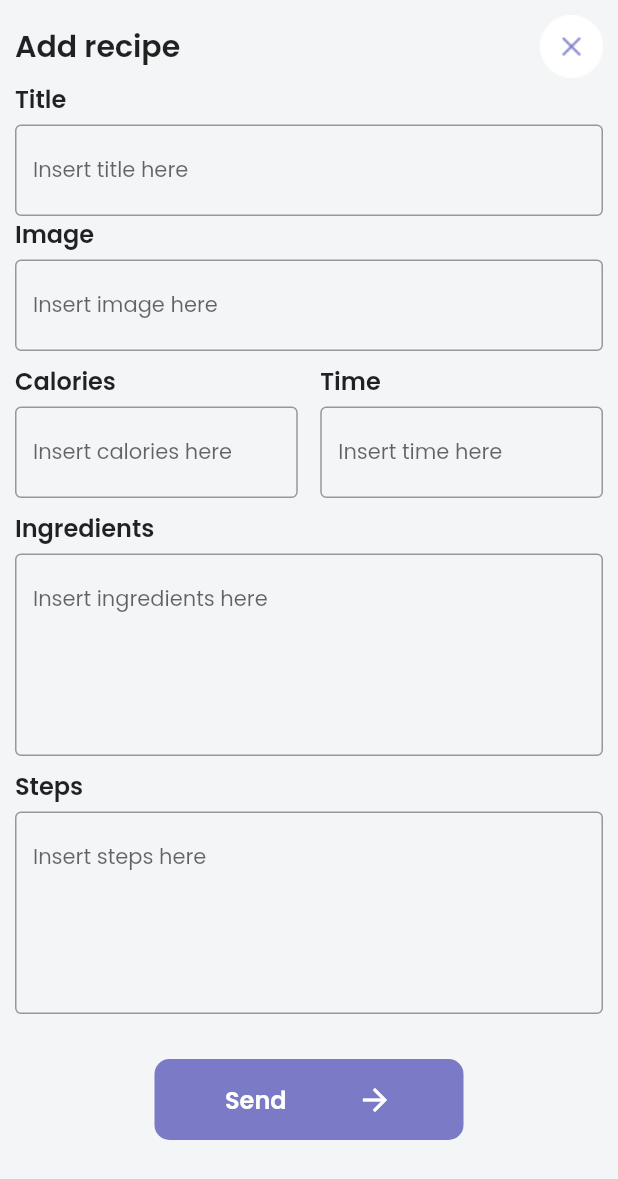
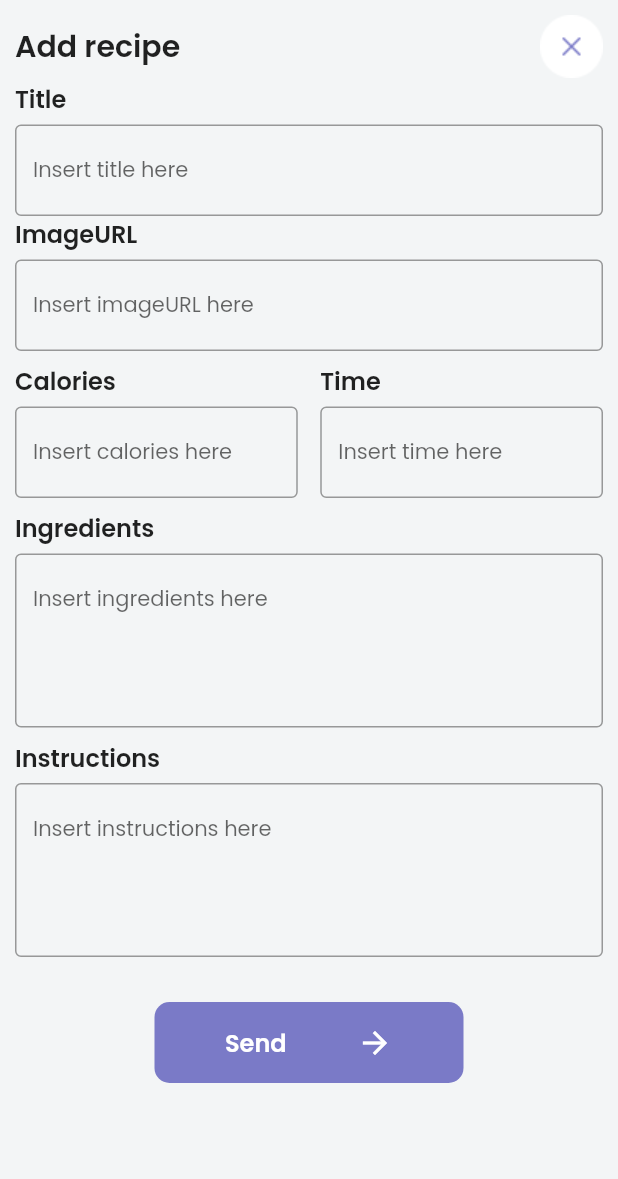
Before and after one commit to bulaciox/forVegan, a Flutter app: the AddRecipePage screen opened directly, on a phone screen of 412 x 824 dp. Shown: the top 1179 px of the screen. Run offline on Flutter 3.47's test engine with Material 2 defaults, Android fonts, the phone set to English and light mode, and no system bars; our stand-ins replace cloud_firestore, firebase_auth, firebase_core, flutter_html, share_plus, toggle_switch; accounts and stored records are empty.

Commit message:
add recipe page modified

```diff
--- a/lib/pages/add_recipe_page.dart
+++ b/lib/pages/add_recipe_page.dart
@@ -12,20 +12,44 @@ class AddRecipePage extends StatefulWidget {
 class _AddRecipePageState extends State<AddRecipePage> {
   FirebaseFirestore firestore = FirebaseFirestore.instance;
 
-  TextEditingController titleC = TextEditingController();
-  TextEditingController categoriesC = TextEditingController();
-  TextEditingController imageUrlController = TextEditingController();
-  late String title;
-  late String categories;
-  late String image;
-  late String description;
-  late String ingredients;
-  late String time;
+  final titleController = TextEditingController();
+  final imageController = TextEditingController();
+  final caloriesController = TextEditingController();
+  final timeController = TextEditingController();
+  final ingredientsController = TextEditingController();
+  final instructionsController = TextEditingController();
+
   @override
   Widget build(BuildContext context) {
     CollectionReference recipes =
-        FirebaseFirestore.instance.collection('Recipes');
+        FirebaseFirestore.instance.collection('userRecipes');
 
+    Future createRecipe(
+        {String? title,
+        String? calories,
+        String? time,
+        String? ingredients,
+        String? instructions,
+        String? image}) async {
+      final docRecipe =
+          FirebaseFirestore.instance.collection('userRecipes').doc();
+
+      final json = {
+        'title': title,
+        'calories': calories,
+        'time': time,
+        'ingredients': ingredients,
+        'instructions': instructions,
+        'image': image,
+      };
+
+      print(json);
+      await docRecipe.set(json);
+    }
+
+    ;
+
+    /*
     Future<void> addRecipes(String title, String categories, String image,
         String description, String ingredients, String time) {
       return recipes
@@ -40,6 +64,7 @@ class _AddRecipePageState extends State<AddRecipePage> {
           .then((value) => Navigator.pushNamed(context, '/'))
           .catchError((error) => print("Failed to add user: $error"));
     }
+    */
 
     return SafeArea(
       child: Scaffold(
@@ -68,8 +93,7 @@ class _AddRecipePageState extends State<AddRecipePage> {
               Text('Title', style: kTextStylAddRecipe),
               SizedBox(height: 5),
               TextField(
-                  controller: titleC,
-                  onChanged: (value) => title = value,
+                  controller: titleController,
                   decoration: InputDecoration(
                     border: OutlineInputBorder(),
                     focusedBorder: OutlineInputBorder(
@@ -78,15 +102,15 @@ class _AddRecipePageState extends State<AddRecipePage> {
                     hintStyle: kTextStyleTextField,
                   ),
                   keyboardType: TextInputType.text),
-              Text('Image', style: kTextStylAddRecipe),
+              Text('ImageURL', style: kTextStylAddRecipe),
               SizedBox(height: 5),
               TextField(
-                  onChanged: (value) => image = value,
+                  controller: imageController,
                   decoration: InputDecoration(
                     border: OutlineInputBorder(),
                     focusedBorder: OutlineInputBorder(
                         borderSide: BorderSide(color: kColorPurple)),
-                    hintText: 'Insert image here',
+                    hintText: 'Insert imageURL here',
                     hintStyle: kTextStyleTextField,
                   ),
                   keyboardType: TextInputType.text),
@@ -104,8 +128,7 @@ class _AddRecipePageState extends State<AddRecipePage> {
                         ),
                         SizedBox(height: 5),
                         TextField(
-                            onChanged: (value) => categories = value,
-                            controller: categoriesC,
+                            controller: caloriesController,
                             decoration: InputDecoration(
                               border: OutlineInputBorder(),
                               focusedBorder: OutlineInputBorder(
@@ -128,7 +151,7 @@ class _AddRecipePageState extends State<AddRecipePage> {
                       ),
                       SizedBox(height: 5),
                       TextField(
-                          onChanged: (value) => time = value,
+                          controller: timeController,
                           decoration: InputDecoration(
                             border: OutlineInputBorder(),
                             focusedBorder: OutlineInputBorder(
@@ -145,8 +168,8 @@ class _AddRecipePageState extends State<AddRecipePage> {
               Text('Ingredients', style: kTextStylAddRecipe),
               SizedBox(height: 5),
               TextField(
-                  onChanged: (value) => ingredients = value,
-                  maxLines: 5,
+                  controller: ingredientsController,
+                  maxLines: 4,
                   decoration: InputDecoration(
                     border: OutlineInputBorder(),
                     focusedBorder: OutlineInputBorder(
@@ -156,16 +179,16 @@ class _AddRecipePageState extends State<AddRecipePage> {
                   ),
                   keyboardType: TextInputType.text),
               SizedBox(height: 8),
-              Text('Steps', style: kTextStylAddRecipe),
+              Text('Instructions', style: kTextStylAddRecipe),
               SizedBox(height: 5),
               TextField(
-                  maxLines: 5,
-                  onChanged: (value) => description = value,
+                  controller: instructionsController,
+                  maxLines: 4,
                   decoration: InputDecoration(
                     border: OutlineInputBorder(),
                     focusedBorder: OutlineInputBorder(
                         borderSide: BorderSide(color: kColorPurple)),
-                    hintText: 'Insert steps here',
+                    hintText: 'Insert instructions here',
                     hintStyle: kTextStyleTextField,
                   ),
                   keyboardType: TextInputType.text),
@@ -175,8 +198,14 @@ class _AddRecipePageState extends State<AddRecipePage> {
                 children: [
                   GestureDetector(
                       onTap: () {
-                        addRecipes(title, categories, time, description, image,
-                            ingredients);
+                        createRecipe(
+                            title: titleController.text,
+                            calories: caloriesController.text,
+                            time: timeController.text,
+                            ingredients: ingredientsController.text,
+                            instructions: instructionsController.text,
+                            image: imageController.text);
+                        Navigator.pop(context);
                       },
                       child: Container(
                         width: 206,
```
